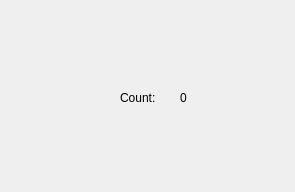
First picture: the form in Screens/example.ui, repository SpykerNZ/PLC-Emulator-PyQT, before the edit.
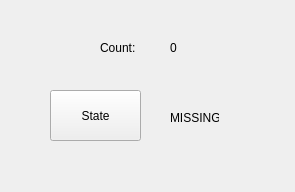
Second picture: the form after the edit.

Commit message: added basic program gui

Patch:
```diff
--- a/Screens/example.ui
+++ b/Screens/example.ui
@@ -14,24 +14,24 @@
    <string>Example</string>
   </property>
   <widget class="QWidget" name="centralwidget">
-   <widget class="QLabel" name="countOutputLabel">
-    <property name="geometry">
-     <rect>
-      <x>120</x>
-      <y>90</y>
-      <width>49</width>
-      <height>16</height>
-     </rect>
-    </property>
-    <property name="text">
-     <string>Count:</string>
-    </property>
-   </widget>
    <widget class="QLabel" name="countStaticLabel">
     <property name="geometry">
      <rect>
-      <x>180</x>
-      <y>90</y>
+      <x>100</x>
+      <y>40</y>
+      <width>49</width>
+      <height>16</height>
+     </rect>
+    </property>
+    <property name="text">
+     <string>Count:</string>
+    </property>
+   </widget>
+   <widget class="QLabel" name="countOutputLabel">
+    <property name="geometry">
+     <rect>
+      <x>170</x>
+      <y>40</y>
       <width>49</width>
       <height>16</height>
      </rect>
@@ -40,6 +40,32 @@
      <string>0</string>
     </property>
    </widget>
+   <widget class="QPushButton" name="stateButton">
+    <property name="geometry">
+     <rect>
+      <x>50</x>
+      <y>90</y>
+      <width>91</width>
+      <height>51</height>
+     </rect>
+    </property>
+    <property name="text">
+     <string>State</string>
+    </property>
+   </widget>
+   <widget class="QLabel" name="stateOutputLabel">
+    <property name="geometry">
+     <rect>
+      <x>170</x>
+      <y>110</y>
+      <width>49</width>
+      <height>16</height>
+     </rect>
+    </property>
+    <property name="text">
+     <string>MISSING</string>
+    </property>
+   </widget>
   </widget>
  </widget>
  <resources/>
```
The commit also changes 6 other files.
